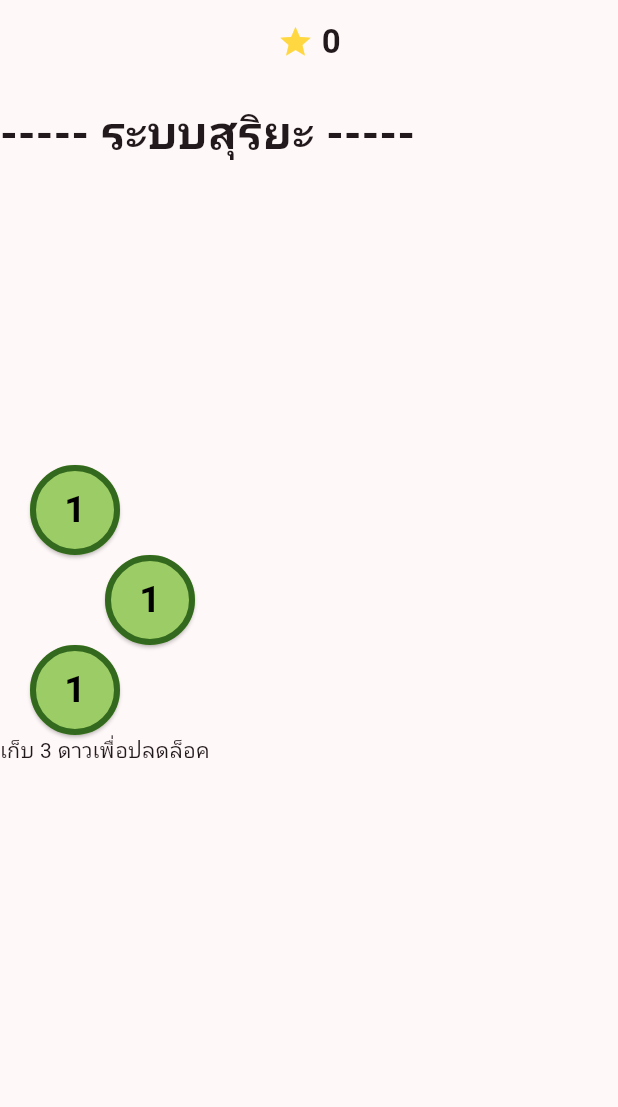
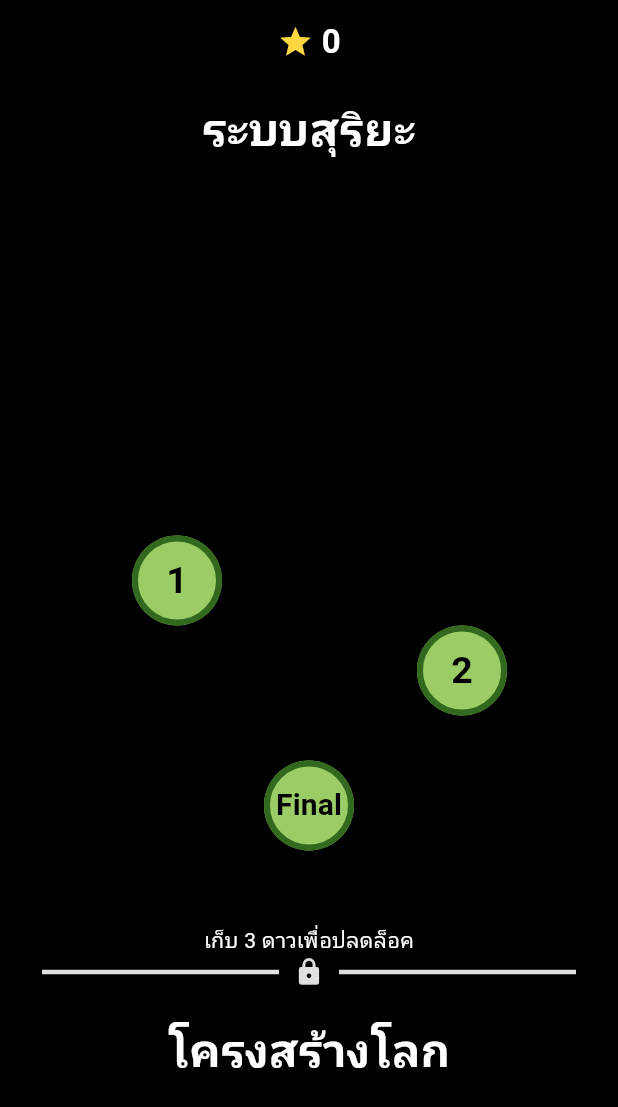
Before and after one commit to tarnapit01/LASSMUOO, a Flutter app: the HomeScreen screen opened directly, on a phone screen of 412 x 824 dp. Shown: the top 1107 px of the screen. Run offline on Flutter 3.47's test engine with Material 3 defaults, Android fonts, the phone set to English and light mode, and no system bars; our stand-ins replace firebase_core; accounts and stored records are empty.

Commit message:
Add Solar System and Earth Structure Home page

```diff
--- a/lassmuoo/lib/Intro/home.dart
+++ b/lassmuoo/lib/Intro/home.dart
@@ -1,5 +1,7 @@
 // Intro/home.dart
 import 'package:flutter/material.dart';
+import 'package:lassmuoo/earth_structure/home_earth_structure.dart';
+import 'package:lassmuoo/solar_system/home_solar.dart';
 
 class HomeScreen extends StatefulWidget {
   const HomeScreen({super.key});
@@ -12,7 +14,9 @@ class _HomeScreenState extends State<HomeScreen> {
   @override
   Widget build(BuildContext context) {
     return Scaffold(
+        backgroundColor: Colors.black,
         appBar: AppBar(
+          backgroundColor: Colors.black,
           title: Center(
             child: Row(
               mainAxisAlignment:
@@ -25,89 +29,23 @@ class _HomeScreenState extends State<HomeScreen> {
                 ),
                 Text(
                   " 0",
-                  style: TextStyle(fontWeight: FontWeight.bold),
+                  style: TextStyle(
+                      fontWeight: FontWeight.bold, color: Colors.white),
                 )
               ],
             ),
           ),
         ),
-        body: Center(
-          child: Column(
-            crossAxisAlignment: CrossAxisAlignment.start,
-            children: [
-              SizedBox(
-                height: 10,
-              ),
-              Text(
-                "----- ระบบสุริยะ -----",
-                style: TextStyle(fontSize: 30, fontWeight: FontWeight.bold),
-              ),
-              SizedBox(
-                height: 200,
-              ),
-              SizedBox(
-                  height: 60,
-                  width: 100,
-                  child: ElevatedButton(
-                      onPressed: () {},
-                      style: ElevatedButton.styleFrom(
-                          backgroundColor: Colors.lightGreen[400],
-                          shape: CircleBorder(
-                            side: BorderSide(
-                                color: Color.fromARGB(255, 51, 105, 30),
-                                width: 4.0),
-                          )),
-                      child: Text("1",
-                          style: TextStyle(
-                              fontSize: 25,
-                              fontWeight: FontWeight.bold,
-                              color: Colors.black)))),
-              SizedBox(
-                child: Row(
-                  children: [
-                    SizedBox(
-                      width: 50,
-                    ),
-                    SizedBox(
-                        height: 60,
-                        width: 100,
-                        child: ElevatedButton(
-                            onPressed: () {},
-                            style: ElevatedButton.styleFrom(
-                                backgroundColor: Colors.lightGreen[400],
-                                shape: CircleBorder(
-                                  side: BorderSide(
-                                      color: Color.fromARGB(255, 51, 105, 30),
-                                      width: 4.0),
-                                )),
-                            child: Text("1",
-                                style: TextStyle(
-                                    fontSize: 25,
-                                    fontWeight: FontWeight.bold,
-                                    color: Colors.black)))),
-                  ],
-                ),
-              ),
-              SizedBox(
-                  height: 60,
-                  width: 100,
-                  child: ElevatedButton(
-                      onPressed: () {},
-                      style: ElevatedButton.styleFrom(
-                          backgroundColor: Colors.lightGreen[400],
-                          shape: CircleBorder(
-                            side: BorderSide(
-                                color: Color.fromARGB(255, 51, 105, 30),
-                                width: 4.0),
-                          )),
-                      child: Text("1",
-                          style: TextStyle(
-                              fontSize: 25,
-                              fontWeight: FontWeight.bold,
-                              color: Colors.black)))),
-              Text("เก็บ 3 ดาวเพื่อปลดล็อค")
-            ],
-          ),
+        body: ListView(
+          padding: EdgeInsets.all(8),
+          physics: BouncingScrollPhysics(),
+          children: [
+            HomeSolar(),
+            SizedBox(
+              height: 20,
+            ),
+            HomeEarthStructure()
+          ],
         ));
   }
 }
--- /dev/null
+++ b/lassmuoo/lib/earth_structure/home_earth_structure.dart
@@ -0,0 +1,127 @@
+// earth_structure/home_earth_structure.dart
+import 'package:flutter/material.dart';
+
+class HomeEarthStructure extends StatefulWidget {
+  const HomeEarthStructure({super.key});
+
+  @override
+  State<HomeEarthStructure> createState() => _HomeEarthStructure();
+}
+
+class _HomeEarthStructure extends State<HomeEarthStructure> {
+  @override
+  Widget build(BuildContext context) {
+    return Column(
+      children: [
+        Center(
+          child: Text(
+            "โครงสร้างโลก",
+            style: TextStyle(
+                fontSize: 30, fontWeight: FontWeight.bold, color: Colors.white),
+          ),
+        ),
+        SizedBox(
+          height: 250,
+        ),
+        Row(
+          children: [
+            SizedBox(width: 60),
+            SizedBox(
+                height: 60,
+                width: 100,
+                child: ElevatedButton(
+                    onPressed: () {},
+                    style: ElevatedButton.styleFrom(
+                        backgroundColor: Colors.lightGreen[400],
+                        shape: CircleBorder(
+                          side: BorderSide(
+                              color: Color.fromARGB(255, 51, 105, 30),
+                              width: 4.0),
+                        )),
+                    child: Text("1",
+                        style: TextStyle(
+                            fontSize: 25,
+                            fontWeight: FontWeight.bold,
+                            color: Colors.black)))),
+          ],
+        ),
+        SizedBox(
+          child: Row(
+            children: [
+              SizedBox(
+                width: 250,
+              ),
+              SizedBox(
+                  height: 60,
+                  width: 100,
+                  child: ElevatedButton(
+                      onPressed: () {},
+                      style: ElevatedButton.styleFrom(
+                          backgroundColor: Colors.lightGreen[400],
+                          shape: CircleBorder(
+                            side: BorderSide(
+                                color: Color.fromARGB(255, 51, 105, 30),
+                                width: 4.0),
+                          )),
+                      child: Text("2",
+                          style: TextStyle(
+                              fontSize: 25,
+                              fontWeight: FontWeight.bold,
+                              color: Colors.black)))),
+            ],
+          ),
+        ),
+        SizedBox(
+          height: 30,
+        ),
+        SizedBox(
+            height: 60,
+            width: 100,
+            child: ElevatedButton(
+                onPressed: () {},
+                style: ElevatedButton.styleFrom(
+                    backgroundColor: Colors.lightGreen[400],
+                    shape: CircleBorder(
+                      side: BorderSide(
+                          color: Color.fromARGB(255, 51, 105, 30), width: 4.0),
+                    )),
+                child: Text("Final",
+                    style: TextStyle(
+                        fontSize: 20,
+                        fontWeight: FontWeight.bold,
+                        color: Colors.black)))),
+        SizedBox(
+          height: 50,
+        ),
+        Center(
+            child: Text("เก็บ 3 ดาวเพื่อปลดล็อค",
+                style: TextStyle(color: Colors.white))),
+        Row(
+          children: [
+            Expanded(
+              child: Divider(
+                color: Colors.grey[300],
+                thickness: 3,
+                indent: 20,
+                endIndent: 10,
+              ),
+            ),
+            Icon(
+              Icons.lock,
+              color: Colors.grey[300],
+              size: 20,
+            ),
+            Expanded(
+              child: Divider(
+                color: Colors.grey[300],
+                thickness: 3,
+                indent: 10,
+                endIndent: 20,
+              ),
+            ),
+          ],
+        ),
+      ],
+    );
+  }
+}
--- /dev/null
+++ b/lassmuoo/lib/solar_system/home_solar.dart
@@ -0,0 +1,127 @@
+// solar_system/home_solar.dart
+import 'package:flutter/material.dart';
+
+class HomeSolar extends StatefulWidget {
+  const HomeSolar({super.key});
+
+  @override
+  State<HomeSolar> createState() => _MyWidgetState();
+}
+
+class _MyWidgetState extends State<HomeSolar> {
+  @override
+  Widget build(BuildContext context) {
+    return Column(
+      children: [
+        Center(
+          child: Text(
+            "ระบบสุริยะ",
+            style: TextStyle(
+                fontSize: 30, fontWeight: FontWeight.bold, color: Colors.white),
+          ),
+        ),
+        SizedBox(
+          height: 250,
+        ),
+        Row(
+          children: [
+            SizedBox(width: 60),
+            SizedBox(
+                height: 60,
+                width: 100,
+                child: ElevatedButton(
+                    onPressed: () {},
+                    style: ElevatedButton.styleFrom(
+                        backgroundColor: Colors.lightGreen[400],
+                        shape: CircleBorder(
+                          side: BorderSide(
+                              color: Color.fromARGB(255, 51, 105, 30),
+                              width: 4.0),
+                        )),
+                    child: Text("1",
+                        style: TextStyle(
+                            fontSize: 25,
+                            fontWeight: FontWeight.bold,
+                            color: Colors.black)))),
+          ],
+        ),
+        SizedBox(
+          child: Row(
+            children: [
+              SizedBox(
+                width: 250,
+              ),
+              SizedBox(
+                  height: 60,
+                  width: 100,
+                  child: ElevatedButton(
+                      onPressed: () {},
+                      style: ElevatedButton.styleFrom(
+                          backgroundColor: Colors.lightGreen[400],
+                          shape: CircleBorder(
+                            side: BorderSide(
+                                color: Color.fromARGB(255, 51, 105, 30),
+                                width: 4.0),
+                          )),
+                      child: Text("2",
+                          style: TextStyle(
+                              fontSize: 25,
+                              fontWeight: FontWeight.bold,
+                              color: Colors.black)))),
+            ],
+          ),
+        ),
+        SizedBox(
+          height: 30,
+        ),
+        SizedBox(
+            height: 60,
+            width: 100,
+            child: ElevatedButton(
+                onPressed: () {},
+                style: ElevatedButton.styleFrom(
+                    backgroundColor: Colors.lightGreen[400],
+                    shape: CircleBorder(
+                      side: BorderSide(
+                          color: Color.fromARGB(255, 51, 105, 30), width: 4.0),
+                    )),
+                child: Text("Final",
+                    style: TextStyle(
+                        fontSize: 20,
+                        fontWeight: FontWeight.bold,
+                        color: Colors.black)))),
+        SizedBox(
+          height: 50,
+        ),
+        Center(
+            child: Text("เก็บ 3 ดาวเพื่อปลดล็อค",
+                style: TextStyle(color: Colors.white))),
+        Row(
+          children: [
+            Expanded(
+              child: Divider(
+                color: Colors.grey[300],
+                thickness: 3,
+                indent: 20,
+                endIndent: 10,
+              ),
+            ),
+            Icon(
+              Icons.lock,
+              color: Colors.grey[300],
+              size: 20,
+            ),
+            Expanded(
+              child: Divider(
+                color: Colors.grey[300],
+                thickness: 3,
+                indent: 10,
+                endIndent: 20,
+              ),
+            ),
+          ],
+        ),
+      ],
+    );
+  }
+}
```
